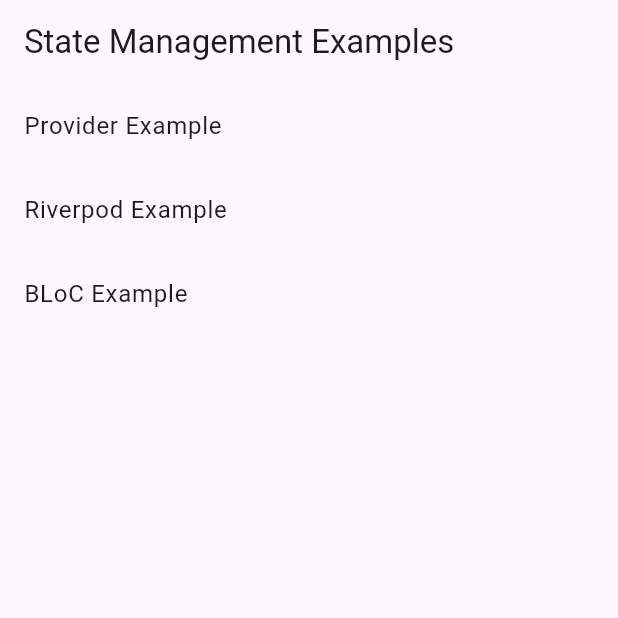
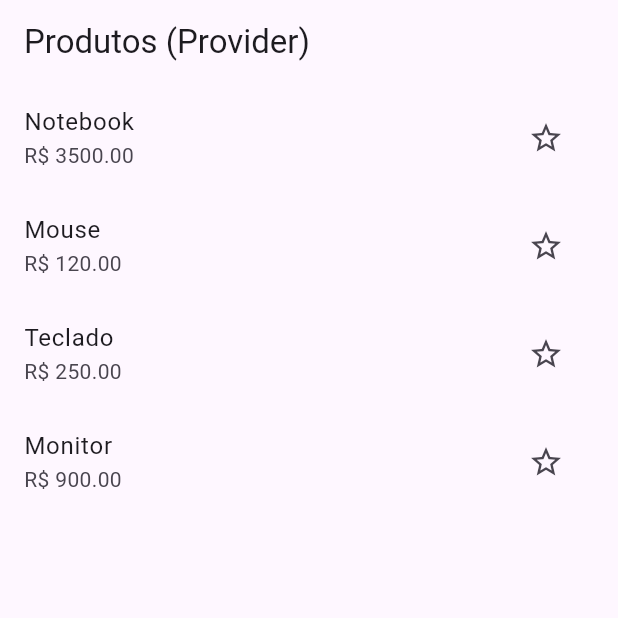
Before and after one commit to Zimbicki/atividade05_ImplementacaoState, a Flutter app: the screen it shows after launch, on a phone screen of 412 x 824 dp, the top half of it. Run offline on Flutter 3.47's test engine with Material 3 defaults, Android fonts, the phone set to English and light mode, and no system bars; our stand-ins replace flutter_bloc, flutter_riverpod.

Commit message:
feat: Implementado estapa itens favoritos, atualizacao ao vivo

```diff
--- a/lib/main.dart
+++ b/lib/main.dart
@@ -2,14 +2,16 @@ import 'package:flutter/material.dart';
 import 'package:flutter_riverpod/flutter_riverpod.dart';
 import 'package:provider/provider.dart' as provider;
 
-import 'presentation/pages/home_page.dart';
-import 'state/provider/counter_provider.dart';
+import 'presentation/pages/product_list_page.dart';
+import 'state/provider/product_provider.dart';
 
 void main() {
   runApp(
     ProviderScope(
-      child: provider.ChangeNotifierProvider(
-        create: (_) => CounterProvider(),
+      child: provider.MultiProvider(
+        providers: [
+          provider.ChangeNotifierProvider(create: (_) => ProductProvider()),
+        ],
         child: const MyApp(),
       ),
     ),
@@ -22,8 +24,9 @@ class MyApp extends StatelessWidget {
   @override
   Widget build(BuildContext context) {
     return MaterialApp(
-      title: 'State Management Patterns',
-      home: const HomePage(),
+      title: 'Lista de Produtos',
+      theme: ThemeData(primarySwatch: Colors.blue),
+      home: const ProductListPage(),
     );
   }
 }
--- /dev/null
+++ b/lib/models/product.dart
@@ -0,0 +1,11 @@
+class Product {
+  final String name;
+  final double price;
+  bool favorite;
+
+  Product({
+    required this.name,
+    required this.price,
+    this.favorite = false,
+  });
+}
--- /dev/null
+++ b/lib/presentation/pages/product_list_page.dart
@@ -0,0 +1,40 @@
+import 'package:flutter/material.dart';
+import 'package:provider/provider.dart';
+import '../../state/provider/product_provider.dart';
+import '../../models/product.dart';
+
+class ProductListPage extends StatelessWidget {
+  const ProductListPage({super.key});
+
+  @override
+  Widget build(BuildContext context) {
+    return Scaffold(
+      appBar: AppBar(
+        title: const Text('Produtos (Provider)'),
+      ),
+      body: Consumer<ProductProvider>(
+        builder: (context, provider, child) {
+          return ListView.builder(
+            itemCount: provider.products.length,
+            itemBuilder: (context, index) {
+              final Product product = provider.products[index];
+              return ListTile(
+                title: Text(product.name),
+                subtitle: Text('R\$ ${product.price.toStringAsFixed(2)}'),
+                trailing: IconButton(
+                  icon: Icon(
+                    product.favorite ? Icons.star : Icons.star_border,
+                    color: product.favorite ? Colors.amber : null,
+                  ),
+                  onPressed: () {
+                    provider.toggleFavorite(index);
+                  },
+                ),
+              );
+            },
+          );
+        },
+      ),
+    );
+  }
+}
--- /dev/null
+++ b/lib/state/provider/product_provider.dart
@@ -0,0 +1,18 @@
+import 'package:flutter/material.dart';
+import '../../models/product.dart';
+
+class ProductProvider extends ChangeNotifier {
+  final List<Product> _products = [
+    Product(name: 'Notebook', price: 3500.0),
+    Product(name: 'Mouse', price: 120.0),
+    Product(name: 'Teclado', price: 250.0),
+    Product(name: 'Monitor', price: 900.0),
+  ];
+
+  List<Product> get products => _products;
+
+  void toggleFavorite(int index) {
+    _products[index].favorite = !_products[index].favorite;
+    notifyListeners();
+  }
+}
```
Also changed, not shown: pubspec.lock.
